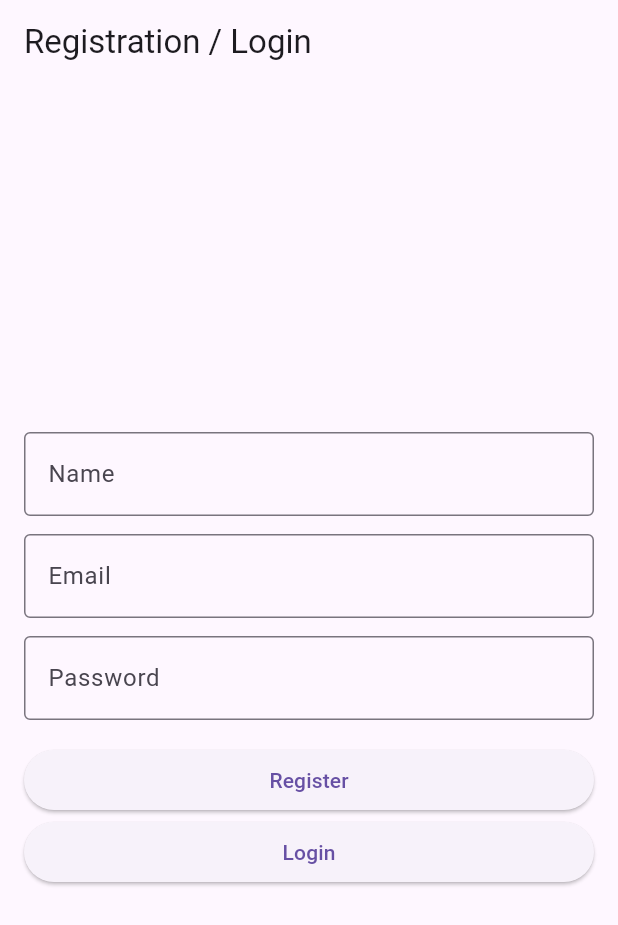
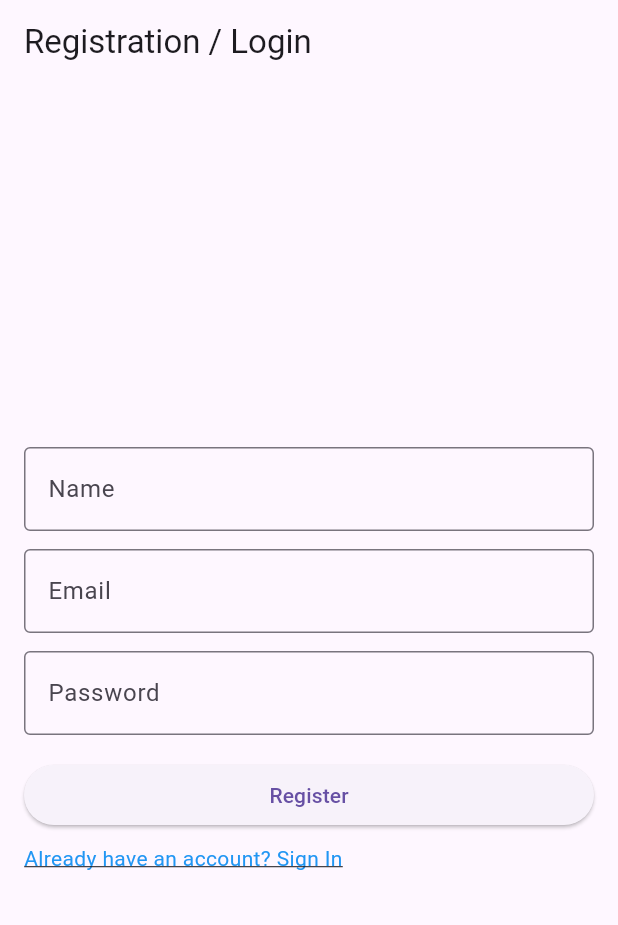
Before and after one commit to BroCodeByMinds/FertilityConsult, a Flutter app: the screen it shows after launch, on a phone screen of 412 x 824 dp. Shown: the top 925 px of the screen. Run offline on Flutter 3.47's test engine with Material 3 defaults, Android fonts, the phone set to English and light mode, and no system bars; our stand-ins replace carousel_slider, shared_preferences.

Commit message:
added login hyper link

```diff
--- a/fertility_consult/lib/Screens/registration_screen.dart
+++ b/fertility_consult/lib/Screens/registration_screen.dart
@@ -107,14 +107,21 @@ class RegistrationScreen extends StatelessWidget {
               },
               child: const Text('Register'),
             ),
-            ElevatedButton(
-              onPressed: () {
+            const SizedBox(height: 8.0), // Add some space between Register button and Sign In text
+            GestureDetector(
+              onTap: () {
                 Navigator.push(
                   context,
                   MaterialPageRoute(builder: (context) => const LoginScreen()), // Navigate to LoginScreen
                 );
               },
-              child: const Text('Login'),
+              child: const Text(
+                'Already have an account? Sign In',
+                style: TextStyle(
+                  color: Colors.blue, // You can set the text color as per your design
+                  decoration: TextDecoration.underline,
+                ),
+              ),
             ),
           ],
         ),
```
